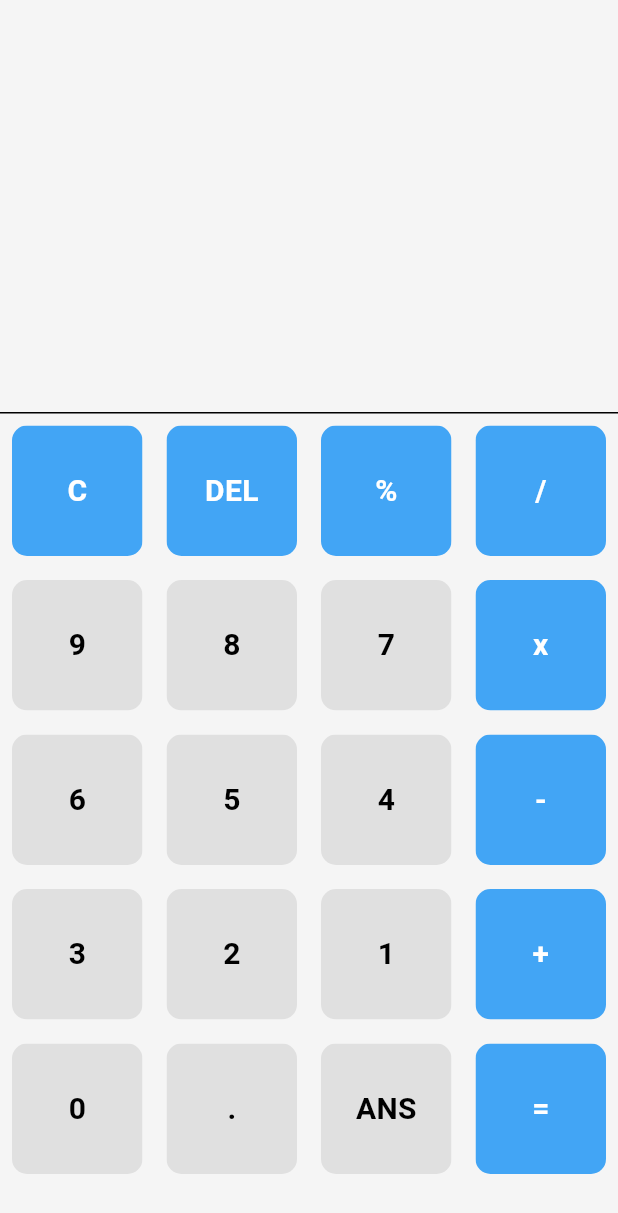
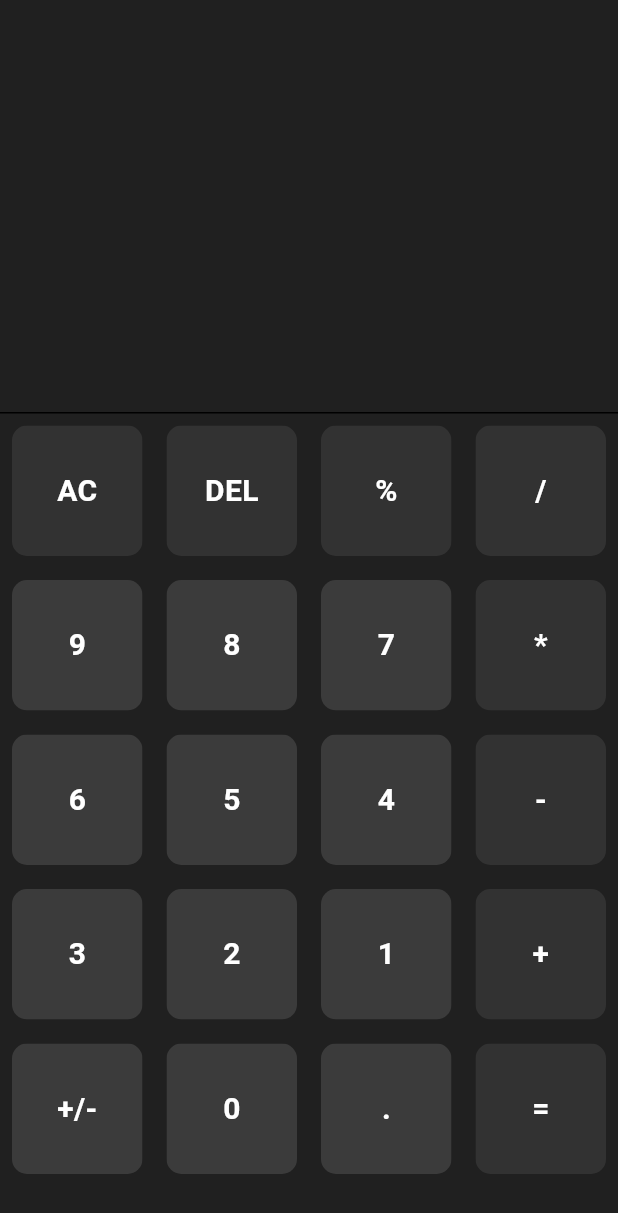
Before and after one commit to NaufalAndriantoNugraha/flutter-calculator, a Flutter app: the screen it shows after launch, on a phone screen of 412 x 824 dp. Shown: the top 1213 px of the screen. Run offline on Flutter 3.47's test engine with Material 3 defaults, Android fonts, the phone set to English and light mode, and no system bars.

Commit message:
Feat: Change buttons layout

```diff
--- a/lib/pages/home_page.dart
+++ b/lib/pages/home_page.dart
@@ -10,14 +10,14 @@ class HomePage extends StatefulWidget {
 
 class _HomePageState extends State<HomePage> {
   final List<String> buttons = [
-    'C',
+    'AC',
     'DEL',
     '%',
     '/',
     '9',
     '8',
     '7',
-    'x',
+    '*',
     '6',
     '5',
     '4',
@@ -26,16 +26,16 @@ class _HomePageState extends State<HomePage> {
     '2',
     '1',
     '+',
+    '+/-',
     '0',
     '.',
-    'ANS',
     '=',
   ];
 
   @override
   Widget build(BuildContext context) {
     return Scaffold(
-      backgroundColor: Colors.grey[100],
+      backgroundColor: const Color.fromARGB(255, 32, 32, 32),
       body: Column(
         children: [
           Expanded(
@@ -51,14 +51,27 @@ class _HomePageState extends State<HomePage> {
                 gridDelegate: const SliverGridDelegateWithFixedCrossAxisCount(
                     crossAxisCount: 4),
                 itemBuilder: (BuildContext context, int index) {
+                  if (index == 17) {
+                    return AspectRatio(
+                      aspectRatio: 10,
+                      child: CustomButton(
+                        buttonText: buttons[index],
+                        textColor: isOperator(buttons[index])
+                            ? Colors.white
+                            : Colors.white,
+                        backgroundColor: isOperator(buttons[index])
+                            ? const Color.fromARGB(255, 50, 50, 50)
+                            : const Color.fromARGB(255, 59, 59, 59),
+                      ),
+                    );
+                  }
+
                   return CustomButton(
                     buttonText: buttons[index],
-                    textColor: isOperator(buttons[index])
-                        ? Colors.white
-                        : Colors.black,
+                    textColor: Colors.white,
                     backgroundColor: isOperator(buttons[index])
-                        ? Colors.blue[400]
-                        : Colors.grey[300],
+                        ? const Color.fromARGB(255, 50, 50, 50)
+                        : const Color.fromARGB(255, 59, 59, 59),
                   );
                 },
               ),
@@ -72,11 +85,11 @@ class _HomePageState extends State<HomePage> {
   bool isOperator(String input) {
     if ((input == '%') ||
         (input == '/') ||
-        (input == 'x') ||
+        (input == '*') ||
         (input == '-') ||
         (input == '+') ||
         (input == '=') ||
-        (input == 'C') ||
+        (input == 'AC') ||
         (input == 'DEL')) {
       return true;
     }
```
